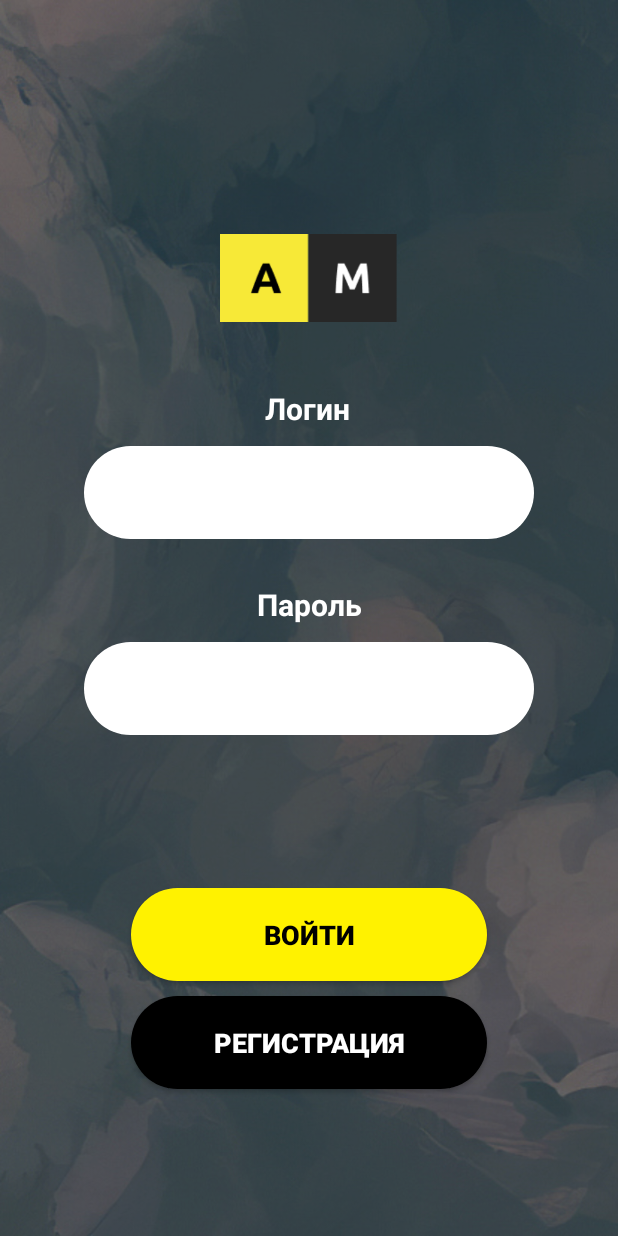
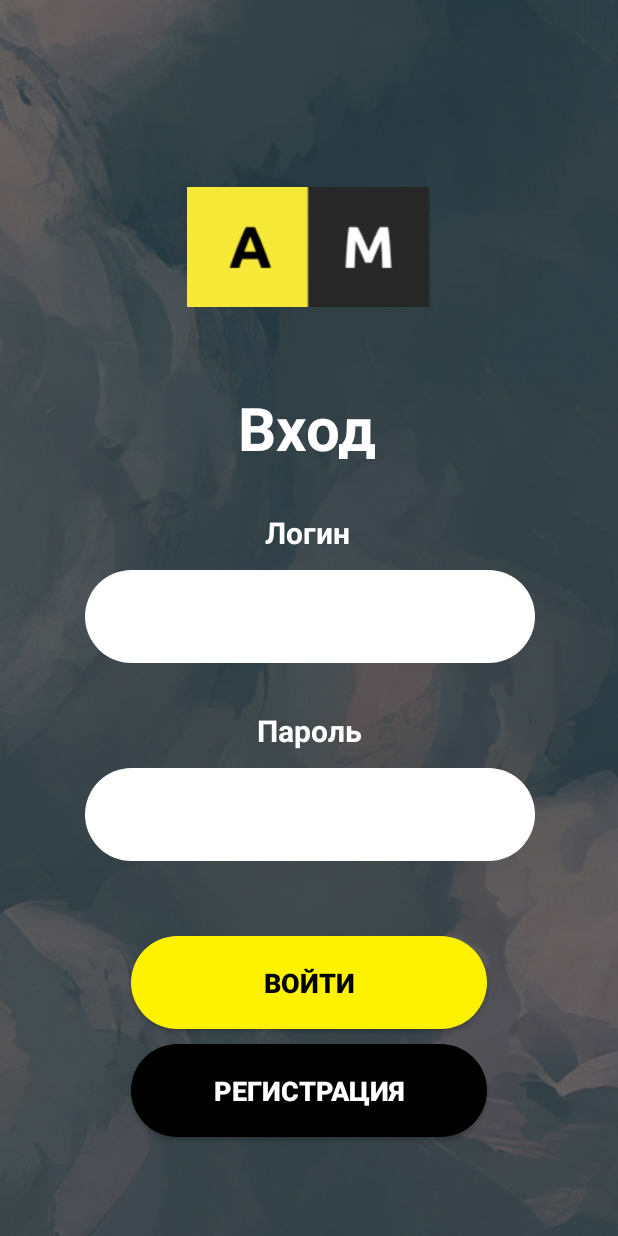
Before and after one commit to amasl0/A-M, an Android app: the screen it shows after launch (MainActivity), on a phone screen of 412 x 824 dp. Run offline under Robolectric (Android 15) with nearby library versions, the phone set to English and light mode, and no system bars.

Commit message:
ВродеРабочаяВерсия

```diff
--- a/Android/app/src/main/res/layout/second_page.xml
+++ b/Android/app/src/main/res/layout/second_page.xml
@@ -10,16 +10,19 @@
 
     <ImageView
         android:id="@+id/imageView"
-        android:layout_width="118dp"
+        android:layout_width="wrap_content"
         android:layout_height="80dp"
         android:layout_marginBottom="33dp"
+        android:textStyle="bold"
+        android:textAlignment="center"
         app:layout_constraintBottom_toTopOf="@+id/textView"
         app:layout_constraintEnd_toEndOf="parent"
         app:layout_constraintHorizontal_bias="0.498"
         app:layout_constraintStart_toStartOf="parent"
         app:layout_constraintTop_toTopOf="parent"
-        app:layout_constraintVertical_bias="1.0"
-        app:srcCompat="@drawable/logo" />
+        app:layout_constraintVertical_bias="0.546"
+        app:srcCompat="@drawable/logo"
+        android:layout_gravity="center_horizontal" />
 
     <TextView
         android:id="@+id/textView"
@@ -43,15 +46,16 @@
         android:layout_height="62dp"
         android:background="@drawable/fields2"
         android:inputType="text"
+        android:paddingLeft="25dp"
         android:paddingRight="25dp"
-        android:paddingLeft="25dp"
         android:textColor="#000000"
         android:textSize="25dp"
         app:layout_constraintBottom_toBottomOf="parent"
         app:layout_constraintEnd_toEndOf="parent"
+        app:layout_constraintHorizontal_bias="0.504"
         app:layout_constraintStart_toStartOf="parent"
         app:layout_constraintTop_toTopOf="parent"
-        app:layout_constraintVertical_bias="0.39" />
+        app:layout_constraintVertical_bias="0.499" />
 
     <EditText
         android:id="@+id/AddText2"
@@ -66,9 +70,10 @@
         android:textSize="25dp"
         app:layout_constraintBottom_toBottomOf="parent"
         app:layout_constraintEnd_toEndOf="parent"
+        app:layout_constraintHorizontal_bias="0.504"
         app:layout_constraintStart_toStartOf="parent"
         app:layout_constraintTop_toTopOf="parent"
-        app:layout_constraintVertical_bias="0.562" />
+        app:layout_constraintVertical_bias="0.672" />
 
     <TextView
         android:id="@+id/textView2"
@@ -90,12 +95,12 @@
         android:id="@+id/button5"
         android:layout_width="237dp"
         android:layout_height="62dp"
-        android:layout_marginTop="102dp"
+        android:layout_marginTop="50dp"
         android:background="@drawable/fields"
         android:text="@string/enter"
+        android:textColor="#000000"
         android:textSize="18sp"
         android:textStyle="bold"
-        android:textColor="#000000"
         app:layout_constraintBottom_toBottomOf="parent"
         app:layout_constraintEnd_toEndOf="parent"
         app:layout_constraintStart_toStartOf="parent"
@@ -118,4 +123,18 @@
         app:layout_constraintTop_toBottomOf="@+id/button5"
         app:layout_constraintVertical_bias="0.0" />
 
+    <TextView
+        android:id="@+id/textView3"
+        android:layout_width="95dp"
+        android:layout_height="48dp"
+        android:text="Вход"
+        android:textColor="#ffffff"
+        android:textSize="40sp"
+        android:textStyle="bold"
+        app:layout_constraintBottom_toTopOf="@+id/textView"
+        app:layout_constraintEnd_toEndOf="parent"
+        app:layout_constraintStart_toStartOf="parent"
+        app:layout_constraintTop_toTopOf="parent"
+        app:layout_constraintVertical_bias="0.879" />
+
 </androidx.constraintlayout.widget.ConstraintLayout>
```
